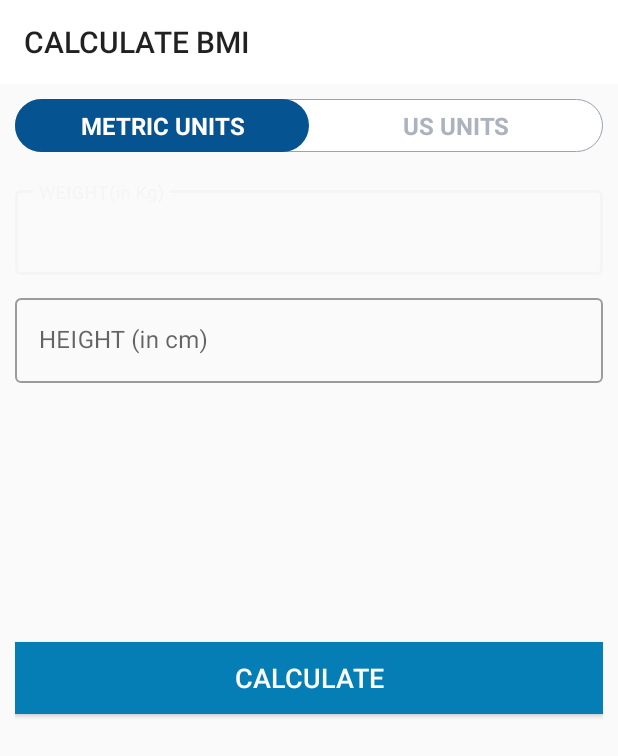
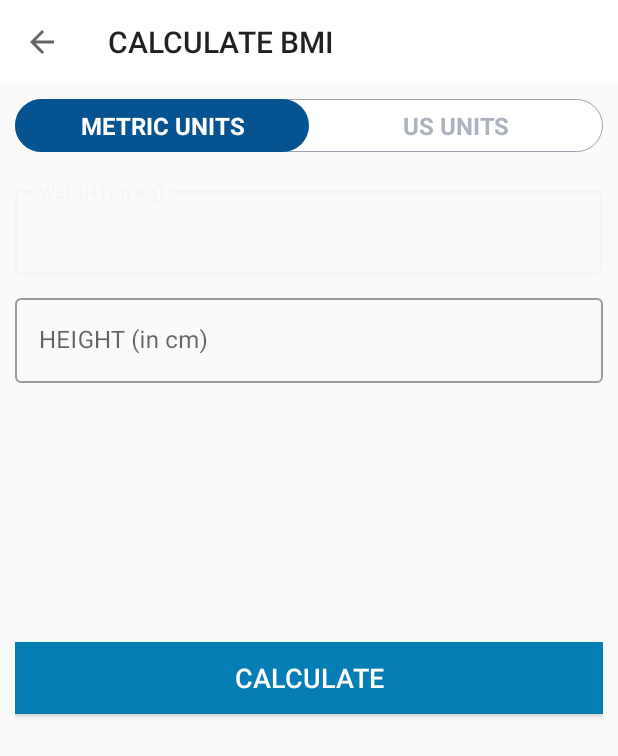
Before and after one commit to Roshan13046/Home_Workout_Kotlin_Android_App, an Android app: the BMIActivity screen opened directly, with no data from a screen before it, on a phone screen of 412 x 824 dp. Shown: the top 756 px of the screen. Run offline under Robolectric (Android 15) with nearby library versions, the light colour scheme and no system bars.

Commit message:
fix issue 15 added the back button in BMI screen.

```diff
--- a/app/src/main/AndroidManifest.xml
+++ b/app/src/main/AndroidManifest.xml
@@ -25,11 +25,11 @@
         <activity
             android:name=".ExerciseActivity"
             android:screenOrientation="portrait"
-            android:theme="@style/Theme.AppCompat.NoActionBar" />
+            android:theme="@style/Theme.AppCompat.Light.NoActionBar" />
         <activity
             android:name=".MainActivity"
             android:screenOrientation="portrait"
-            android:theme="@style/Theme.AppCompat.DayNight.NoActionBar">
+            android:theme="@style/Theme.AppCompat.Light.NoActionBar">
             <intent-filter>
                 <action android:name="android.intent.action.MAIN" />
 
--- a/app/src/main/java/com/example/daily_workout_app/BMIActivity.kt
+++ b/app/src/main/java/com/example/daily_workout_app/BMIActivity.kt
@@ -23,7 +23,7 @@ class BMIActivity : AppCompatActivity() {
 
         val actionBar = supportActionBar
         if(actionBar != null){
-            actionBar.setDefaultDisplayHomeAsUpEnabled(true)
+            actionBar.setDisplayHomeAsUpEnabled(true)
             actionBar.title = "CALCULATE BMI"
         }
         toolbar_bmi_activity.setNavigationOnClickListener {
@@ -122,6 +122,7 @@ class BMIActivity : AppCompatActivity() {
         val bmiLabel : String
         val bmiDescription : String
 
+        //Messages shown to user according to BMI values.
         if(bmi.compareTo(15f) <= 0){
             bmiLabel = "Very severely Underweight"
             bmiDescription = "You need to take more care of your health! Eat more!"
--- a/app/src/main/java/com/example/daily_workout_app/ExerciseActivity.kt
+++ b/app/src/main/java/com/example/daily_workout_app/ExerciseActivity.kt
@@ -54,6 +54,8 @@ class ExerciseActivity : AppCompatActivity(), TextToSpeech.OnInitListener {
         if(actionbar != null){
             actionbar.setDisplayHomeAsUpEnabled(true)
         }
+
+        //on clicking the back button a dialog box will pop up
         toolbar_exercise_activity.setNavigationOnClickListener {
             customDialogForBackButton()
         }
@@ -105,7 +107,6 @@ class ExerciseActivity : AppCompatActivity(), TextToSpeech.OnInitListener {
                 //setting the current exercise to true
                 exerciseList!![currentExercisePosition].setIsSelected(true)
                 exerciseAdapter!!.notifyDataSetChanged()
-
 
                 //exercise view called here
                 setupExerciseView()
--- a/app/src/main/java/com/example/daily_workout_app/ExerciseStatusAdapter.kt
+++ b/app/src/main/java/com/example/daily_workout_app/ExerciseStatusAdapter.kt
@@ -22,13 +22,13 @@ class ExerciseStatusAdapter(val items:ArrayList<ExerciseModel>,
             R.layout.item_exercise_status,parent,false))
     }
 
-    //Below function displays the content in recyclerView
+    //Below function displays the no of exercise completed, remaining content in recyclerView
     override fun onBindViewHolder(holder: ViewHolder, position: Int) {
         val model: ExerciseModel = items[position]
 
         holder.tvItem.text = model.getId().toString()
 
-        //changing the background color according to below conditions
+        //changing the background color of completed,current,remaining exercises according to below conditions
         if(model.getIsSelected()){
             //holder means for this current individual element
             holder.tvItem.background = ContextCompat.getDrawable(context,R.drawable.item_circular_color_accent_background)
--- a/app/src/main/java/com/example/daily_workout_app/HistoryAdapter.kt
+++ b/app/src/main/java/com/example/daily_workout_app/HistoryAdapter.kt
@@ -25,11 +25,11 @@ class HistoryAdapter(val context : Context , val items: ArrayList<String>): Recy
         holder.tvPosition.text = (position).toString()
         holder.tvItem.text = date
 
-        //adding color in bckground of history table
+        //adding color in background of history table
 
         if(position % 2 == 0){
             holder.llHistoryItem.setBackgroundColor(
-                Color.parseColor("#0689EC")
+                Color.parseColor("#212121")
             )
         }else{
             holder.llHistoryItem.setBackgroundColor(
--- a/app/src/main/java/com/example/daily_workout_app/MainActivity.kt
+++ b/app/src/main/java/com/example/daily_workout_app/MainActivity.kt
@@ -12,17 +12,20 @@ class MainActivity : AppCompatActivity() {
         super.onCreate(savedInstanceState)
         setContentView(R.layout.activity_main)
 
+        //on clicking the Start button
         llStart.setOnClickListener {
             //Intent is used to switch to new actvity screen
             val intent = Intent(this, ExerciseActivity::class.java)
             startActivity(intent)
         }
 
+        //on clicking the BMI calculator button
         llBMI.setOnClickListener{
             val intent = Intent(this,BMIActivity::class.java)
             startActivity(intent)
         }
 
+        //on clicking History button
         llHistory.setOnClickListener{
             val intent = Intent(this, HistoryActivity::class.java)
             startActivity(intent)
```
